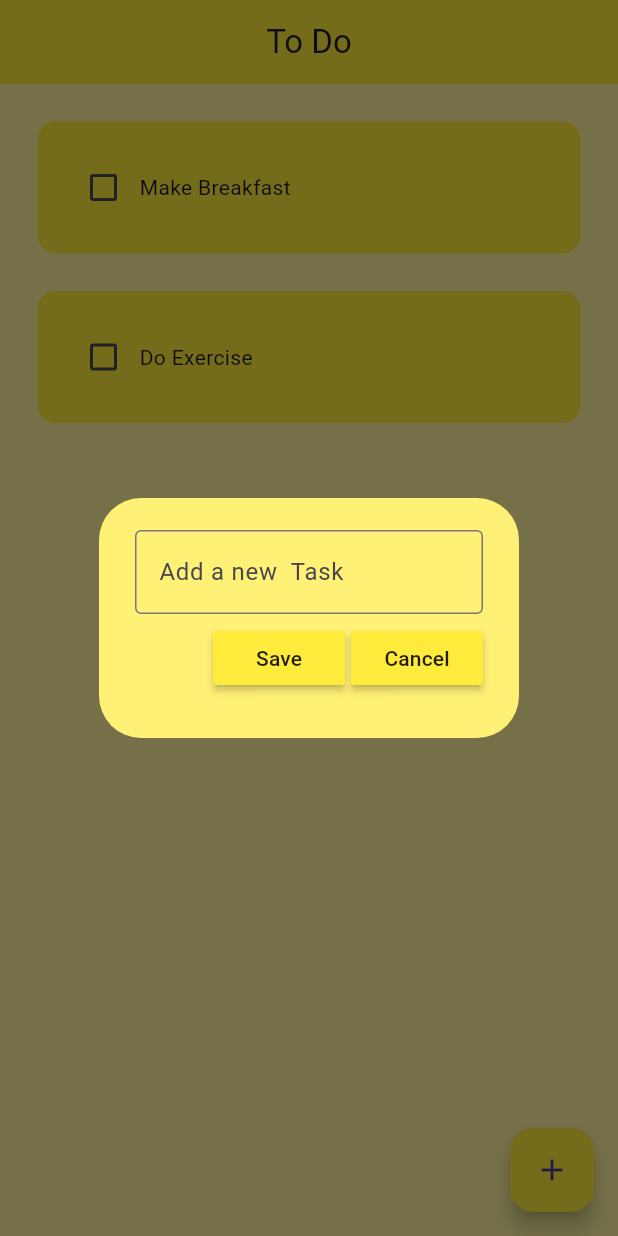
After one commit to Parth517/todo_app, a Flutter app: the screen it shows after launch, after a tap on the "add" icon, on a phone screen of 412 x 824 dp. The commit adds this screen. Run offline on Flutter 3.47's test engine with Material 3 defaults, Android fonts, the phone set to English and light mode, and no system bars.

Commit message:
created Dialog Box

```diff
--- a/lib/home_page.dart
+++ b/lib/home_page.dart
@@ -1,5 +1,6 @@
 
 import 'package:flutter/material.dart';
+import 'package:todo_app/utils/dialog_box.dart';
 import 'package:todo_app/utils/todo_tile.dart';
 
 class HomePage extends StatefulWidget {
@@ -25,6 +26,13 @@ class _HomePageState extends State<HomePage> {
 
   }
 
+  //create a new task
+  void createNewTask(){
+     showDialog(context: context, builder: (context){
+      return DialogBox();
+     },
+     );
+  }
 
   @override
   Widget build(BuildContext context) {
@@ -35,6 +43,11 @@ class _HomePageState extends State<HomePage> {
         title:Center(child: Text("To Do")),
         elevation: 0,
       ),
+      floatingActionButton: FloatingActionButton(
+        onPressed: createNewTask,
+        child: Icon(Icons.add),
+        backgroundColor: Colors.yellow,
+        ),
       body: ListView.builder(
         itemCount: ToDoList.length,
         itemBuilder: (context,index){
--- /dev/null
+++ b/lib/utils/dialog_box.dart
@@ -0,0 +1,45 @@
+// ignore_for_file: prefer_const_constructors
+
+import "package:flutter/material.dart";
+import "package:todo_app/utils/my_button.dart";
+
+class DialogBox extends StatelessWidget {
+  final controller;
+  const DialogBox({super.key,required this.controller});
+
+  @override
+  Widget build(BuildContext context) {
+    return AlertDialog(
+      backgroundColor: Colors.yellow[300],
+      content: Container(
+        height: 120,
+        child: Column(
+          mainAxisAlignment: MainAxisAlignment.spaceEvenly,
+          children: [
+            //get User input
+            TextField(
+              controller: controller,
+              decoration: InputDecoration(
+                border: OutlineInputBorder(),
+                hintText: "Add a new  Task"
+                ),
+            ),
+            Row(
+              mainAxisAlignment: MainAxisAlignment.end,
+              children: [
+                //save Button
+                MyButton(text: "Save", onPressed: (){}),
+
+                const SizedBox(width: 4),
+
+                //cancel Button
+                MyButton(text: "Cancel", onPressed: (){}),
+              ],
+            )
+
+          ],
+        ),
+      ),
+    );
+  }
+}
--- /dev/null
+++ b/lib/utils/my_button.dart
@@ -0,0 +1,21 @@
+import 'package:flutter/material.dart';
+
+class MyButton extends StatelessWidget {
+  final String text;
+  VoidCallback onPressed;
+  MyButton({
+    super.key,
+    required this.text,
+    required this.onPressed,
+    });
+
+  @override
+  Widget build(BuildContext context) {
+    return MaterialButton(
+
+      onPressed: onPressed,
+      color: Colors.yellow,
+      child: Text(text),
+    );
+  }
+}
```
